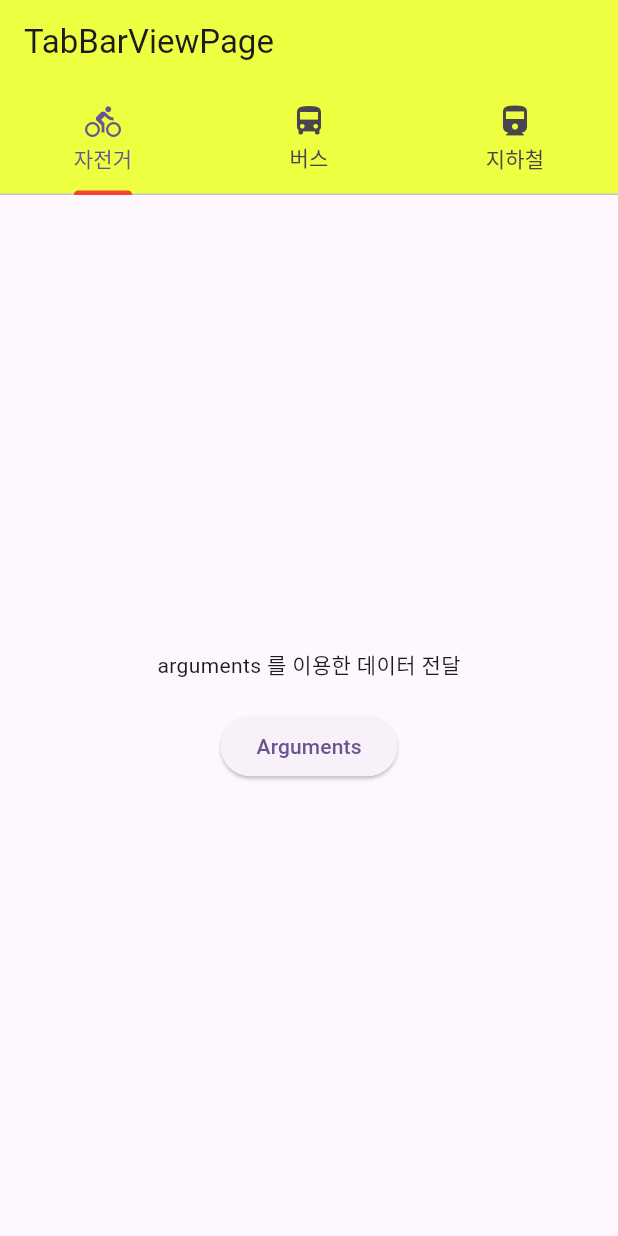
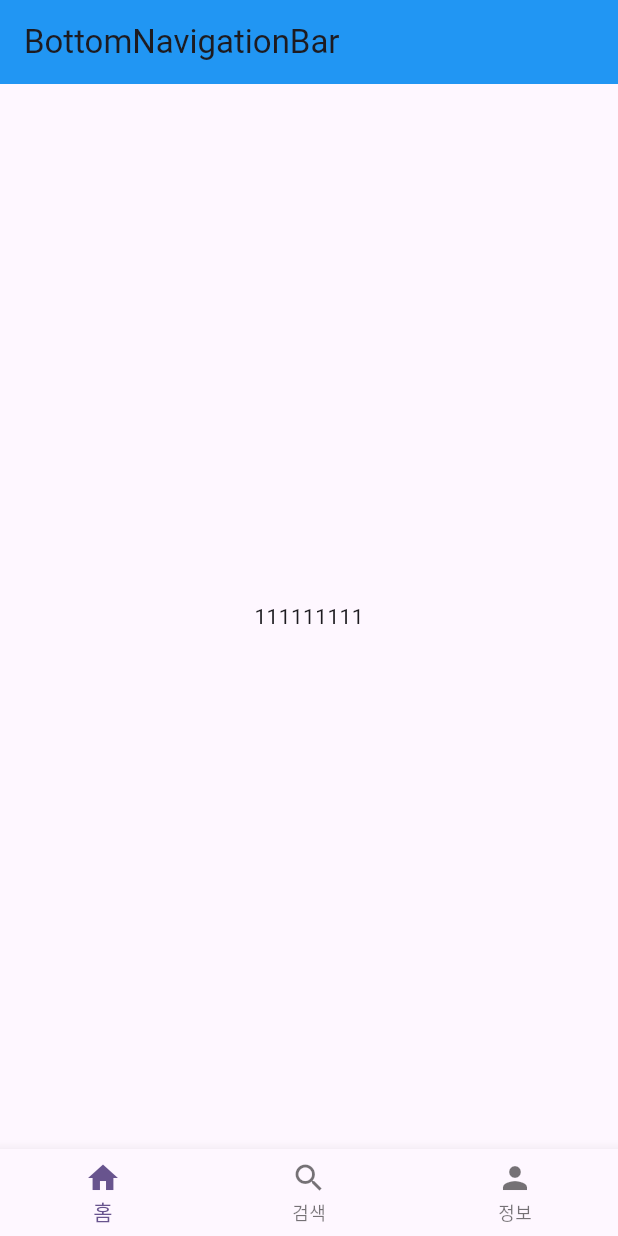
Before and after one commit to kmh8382/flutter_lec, a Flutter app: the screen it shows after launch, on a phone screen of 412 x 824 dp. Run offline on Flutter 3.47's test engine with Material 3 defaults, Android fonts, the light colour scheme and no system bars; our stand-ins replace fluttertoast, just_audio.

Commit message:
20250404

```diff
--- /dev/null
+++ b/e_navigator/lib/04_bottom_navigation_bar.dart
@@ -0,0 +1,64 @@
+import 'package:flutter/material.dart';
+
+class BottomNavigationBarPage extends StatefulWidget {
+
+  const BottomNavigationBarPage({super.key});
+
+  @override
+  State<StatefulWidget> createState() => _BottomNavigationBarState();
+}
+
+class _BottomNavigationBarState extends State<BottomNavigationBarPage> {
+
+  // 상태 변수
+  int _currentIndex = 0;
+
+  // 페이지 (일반적으로 최대 5개까지 사용)
+  static const List<Widget> _pages = [
+    Center(child: Text("111111111"),),
+    Center(child: Text("222222222"),),
+    Center(child: Text("333333333"),),
+  ];
+
+  // 하단 네비케이션 바를 탭하면 동작하는 함수
+  void _onTapped(int index) {
+    setState(() {
+      _currentIndex = index;
+    });
+  }
+
+  @override
+  Widget build(BuildContext context) {
+    return Scaffold(
+      appBar: AppBar(
+        title: const Text("BottomNavigationBar"),
+        backgroundColor: Colors.blue,
+      ),
+      body: _pages[_currentIndex],
+      bottomNavigationBar: BottomNavigationBar(
+        // 인덱스 등록
+        currentIndex: _currentIndex,
+        // 콜백의 매개변수를 메소드에 전달하는 퍄턴은 아래와 같 ...
+        onTap: (int index) {
+          _onTapped(index);
+        },
+        // 탭 메뉴 (아이콘, 텍스트 활용)
+        items: [
+          BottomNavigationBarItem(
+            icon: Icon(Icons.home),
+            label: "홈",
+          ),
+          BottomNavigationBarItem(
+            icon: Icon(Icons.search),
+            label: "검색",
+          ),
+          BottomNavigationBarItem(
+            icon: Icon(Icons.person),
+            label: "정보",
+          ),
+        ],
+      ),
+    );
+  }
+
+}
```
Also changed, not shown: e_navigator/lib/02_path_variable.dart (added, +30 -0 lines), e_navigator/lib/02_query_string.dart (added, +31 -0 lines), e_navigator/lib/02_tab_bar_view.dart (+31 -1 lines), e_navigator/lib/03_page_view.dart (added, +41 -0 lines), e_navigator/lib/main.dart (+52 -2 lines).
